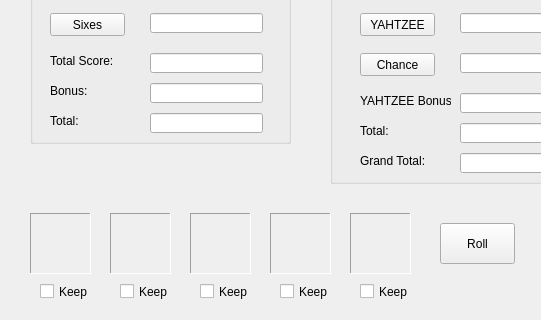
Above: yahtzee.ui from runew0lf/Yahtzee before the change; both pictures show x 0 to 541 and y 257 to 577 of the 660 by 577 pixel window. Below: the same form after it.
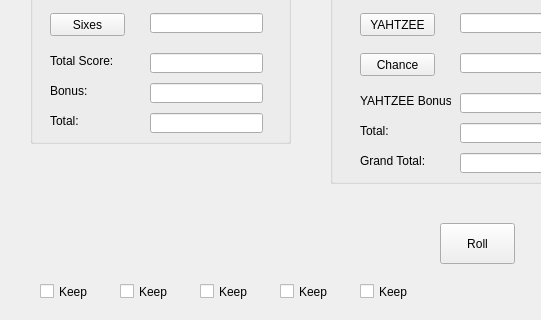
That is the form after the change.

Commit message: really shitty commit message

```diff
--- a/yahtzee.ui
+++ b/yahtzee.ui
@@ -23,7 +23,7 @@
     </rect>
    </property>
    <property name="frameShape">
-    <enum>QFrame::Panel</enum>
+    <enum>QFrame::NoFrame</enum>
    </property>
    <property name="frameShadow">
     <enum>QFrame::Sunken</enum>
@@ -42,7 +42,7 @@
     </rect>
    </property>
    <property name="frameShape">
-    <enum>QFrame::Panel</enum>
+    <enum>QFrame::NoFrame</enum>
    </property>
    <property name="frameShadow">
     <enum>QFrame::Sunken</enum>
@@ -61,7 +61,7 @@
     </rect>
    </property>
    <property name="frameShape">
-    <enum>QFrame::Panel</enum>
+    <enum>QFrame::NoFrame</enum>
    </property>
    <property name="frameShadow">
     <enum>QFrame::Sunken</enum>
@@ -80,7 +80,7 @@
     </rect>
    </property>
    <property name="frameShape">
-    <enum>QFrame::Panel</enum>
+    <enum>QFrame::NoFrame</enum>
    </property>
    <property name="frameShadow">
     <enum>QFrame::Sunken</enum>
@@ -99,7 +99,7 @@
     </rect>
    </property>
    <property name="frameShape">
-    <enum>QFrame::Panel</enum>
+    <enum>QFrame::NoFrame</enum>
    </property>
    <property name="frameShadow">
     <enum>QFrame::Sunken</enum>
```
The commit also changes 2 other files.
